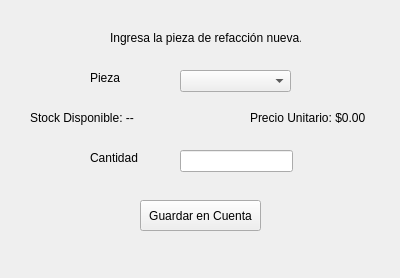
Qt form agregar_pieza.ui (ileosalazar/MultiserviciosProfesionalesJG) before a commit.
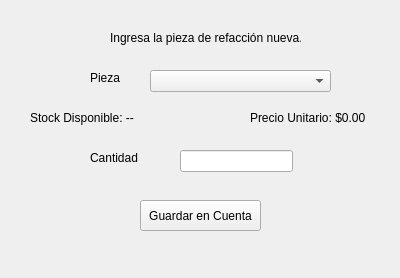
The same form after that commit.

Patch:
```diff
--- a/agregar_pieza.ui
+++ b/agregar_pieza.ui
@@ -91,9 +91,9 @@
   <widget class="QComboBox" name="combo_refaccion">
    <property name="geometry">
     <rect>
-     <x>180</x>
+     <x>150</x>
      <y>70</y>
-     <width>111</width>
+     <width>181</width>
      <height>22</height>
     </rect>
    </property>
```
